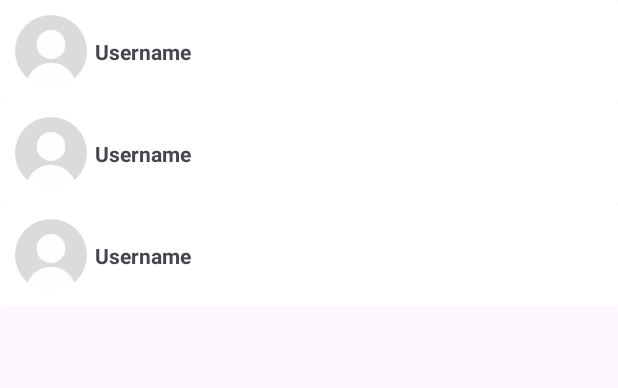
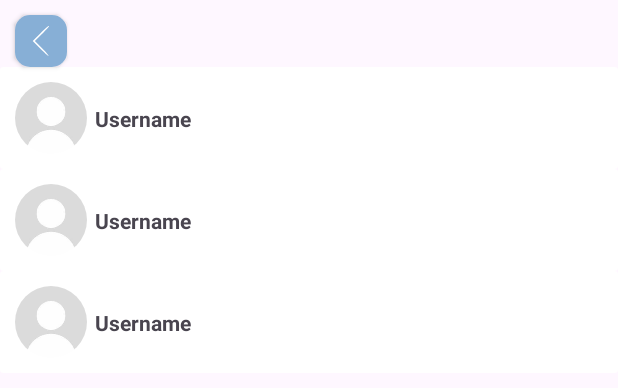
Before and after one commit to AytanGuliyeva/GlobeTrotter, an Android app: the layout fragment_people_visits.xml on its own in the app's theme, with its tools: preview values and no code run, on a phone screen of 412 x 824 dp. Shown: the top 388 px of the screen. Run offline under Robolectric (Android 15) with nearby library versions, the phone set to English and light mode, and no system bars.

Commit message:
visits people lists

```diff
--- a/app/src/main/res/layout/fragment_people_visits.xml
+++ b/app/src/main/res/layout/fragment_people_visits.xml
@@ -5,15 +5,32 @@
     android:layout_height="match_parent"
     xmlns:app="http://schemas.android.com/apk/res-auto"
     tools:context=".ui.placesDetail.peopleVisits.PeopleVisitsFragment">
+    <androidx.cardview.widget.CardView
+        android:id="@+id/cardView1"
+        android:layout_width="wrap_content"
+        android:layout_height="wrap_content"
+        android:layout_margin="10dp"
+        app:cardCornerRadius="10dp"
+        app:layout_constraintStart_toStartOf="parent"
+        app:layout_constraintTop_toTopOf="parent"
+        app:layout_constraintVertical_bias="0.0">
+
+        <ImageView
+            android:id="@+id/buttonBack"
+            android:layout_width="wrap_content"
+            android:layout_height="wrap_content"
+            android:background="@color/blue2"
+            android:padding="5dp"
+            android:src="@drawable/icon_back" />
+    </androidx.cardview.widget.CardView>
 
     <androidx.recyclerview.widget.RecyclerView
         android:id="@+id/rvPeople"
-        android:layout_width="match_parent"
-        android:layout_height="match_parent"
-        android:orientation="vertical"
+        android:layout_width="0dp"
+        android:layout_height="0dp"
         app:layout_constraintStart_toStartOf="parent"
         app:layout_constraintEnd_toEndOf="parent"
-        app:layout_constraintTop_toTopOf="parent"
+        app:layout_constraintTop_toBottomOf="@id/cardView1"
         tools:listitem="@layout/item_people_visits"
         app:layoutManager="androidx.recyclerview.widget.LinearLayoutManager"
         app:layout_constraintBottom_toBottomOf="parent"/>
```
Also changed, not shown: app/src/main/java/com/example/globetrotter/ui/placesDetail/PlacesDetailFragment.kt (+7 -8 lines), app/src/main/java/com/example/globetrotter/ui/placesDetail/peopleVisits/PeopleVisitsFragment.kt (+45 -1 lines), app/src/main/java/com/example/globetrotter/ui/placesDetail/peopleVisits/PeopleVisitsViewModel.kt (+88 -1 lines), app/src/main/java/com/example/globetrotter/ui/placesDetail/peopleVisits/adapter/VisitsAdapter.kt (added, +55 -0 lines), app/src/main/res/navigation/nav_graph.xml (+13 -1 lines).
